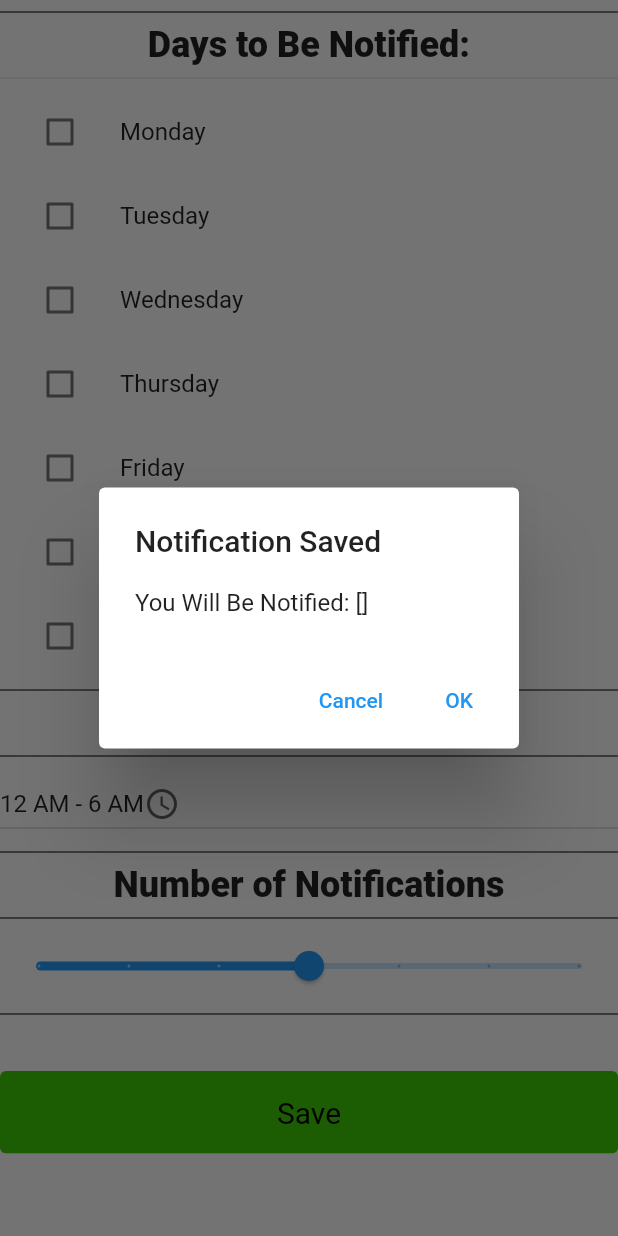
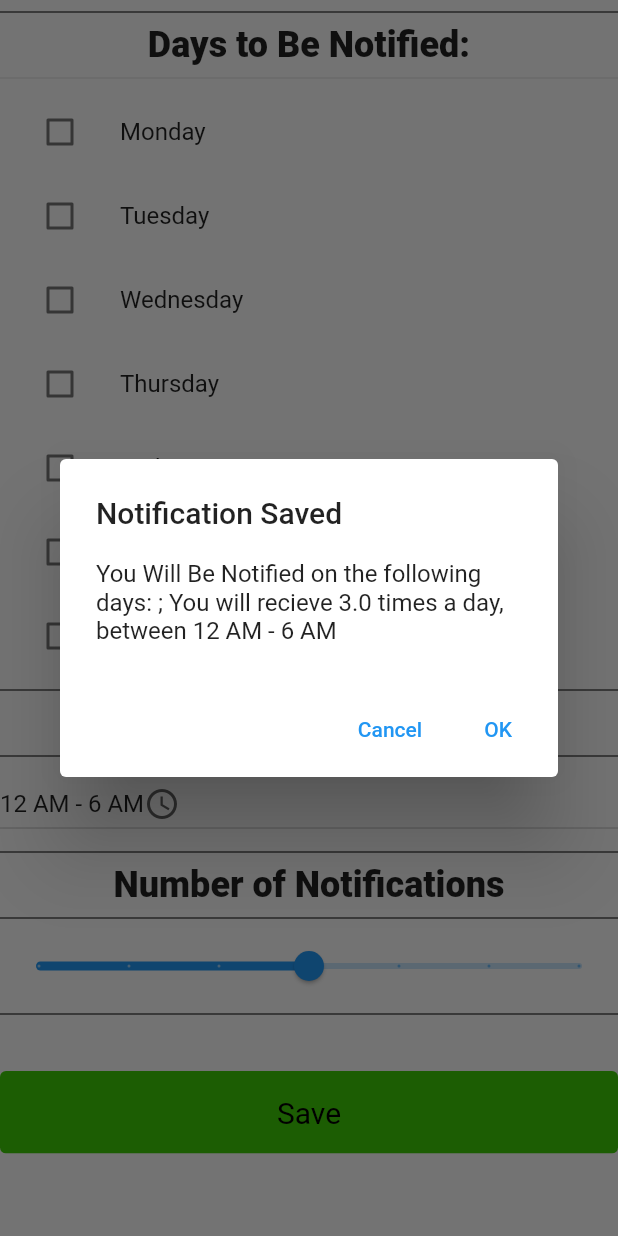
Before and after one commit to WSU-4110/Quotidiant-App, a Flutter app: the Notifications widget shown alone on an empty page, opened directly, after a tap on "Save", on a phone screen of 412 x 824 dp. Run offline on Flutter 3.47's test engine with Material 2 defaults, Android fonts, the phone set to English and light mode, and no system bars; our stand-ins replace bloc, cloud_firestore, equatable, firebase_auth, firebase_core, flutter_bloc and 1 more; missing offline and left inert: flow_builder; accounts and stored records are empty; network calls fail.

Commit message:
added proper descriptions to pop up menu

```diff
--- a/quotidiant_app/lib/screens/notifications/notifications.dart
+++ b/quotidiant_app/lib/screens/notifications/notifications.dart
@@ -50,6 +50,14 @@ class _StatefulWidgetsExampleState extends State<Notifications> {
                         setState(() {
                           _checkBoxVal1 = value!;
                         });
+                        if (_checkBoxVal1) {
+                          days.add('Monday ');
+                        }
+                        if (!_checkBoxVal1) {
+                          days.removeWhere((str) {
+                            return str == "Monday ";
+                          });
+                        }
                       },
                     ),
                     title: const Text("Monday"),
@@ -71,6 +79,14 @@ class _StatefulWidgetsExampleState extends State<Notifications> {
                         setState(() {
                           _checkBoxVal2 = value!;
                         });
+                        if (_checkBoxVal2) {
+                          days.add('Tuesday ');
+                        }
+                        if (!_checkBoxVal2) {
+                          days.removeWhere((str) {
+                            return str == "Tuesday ";
+                          });
+                        }
                       },
                     ),
                     title: const Text("Tuesday"),
@@ -92,6 +108,14 @@ class _StatefulWidgetsExampleState extends State<Notifications> {
                         setState(() {
                           _checkBoxVal3 = value!;
                         });
+                        if (_checkBoxVal3) {
+                          days.add('Wednesday ');
+                        }
+                        if (!_checkBoxVal3) {
+                          days.removeWhere((str) {
+                            return str == "Wednesday ";
+                          });
+                        }
                       },
                     ),
                     title: const Text("Wednesday"),
@@ -113,6 +137,14 @@ class _StatefulWidgetsExampleState extends State<Notifications> {
                         setState(() {
                           _checkBoxVal4 = value!;
                         });
+                        if (_checkBoxVal4) {
+                          days.add('Thursday ');
+                        }
+                        if (!_checkBoxVal4) {
+                          days.removeWhere((str) {
+                            return str == "Thursday ";
+                          });
+                        }
                       },
                     ),
                     title: const Text("Thursday"),
@@ -134,6 +166,14 @@ class _StatefulWidgetsExampleState extends State<Notifications> {
                         setState(() {
                           _checkBoxVal5 = value!;
                         });
+                        if (_checkBoxVal5) {
+                          days.add('Friday');
+                        }
+                        if (!_checkBoxVal5) {
+                          days.removeWhere((str) {
+                            return str == "Friday ";
+                          });
+                        }
                       },
                     ),
                     title: const Text("Friday"),
@@ -155,6 +195,14 @@ class _StatefulWidgetsExampleState extends State<Notifications> {
                         setState(() {
                           _checkBoxVal6 = value!;
                         });
+                        if (_checkBoxVal6) {
+                          days.add('Saturday ');
+                        }
+                        if (!_checkBoxVal1) {
+                          days.removeWhere((str) {
+                            return str == "Saturday ";
+                          });
+                        }
                       },
                     ),
                     title: const Text("Saturday"),
@@ -176,6 +224,14 @@ class _StatefulWidgetsExampleState extends State<Notifications> {
                         setState(() {
                           _checkBoxVal7 = value!;
                         });
+                        if (_checkBoxVal7) {
+                          days.add('Sunday ');
+                        }
+                        if (!_checkBoxVal7) {
+                          days.removeWhere((str) {
+                            return str == "Sunday ";
+                          });
+                        }
                       },
                     ),
                     title: const Text("Sunday"),
@@ -268,7 +324,8 @@ class _StatefulWidgetsExampleState extends State<Notifications> {
                     context: context,
                     builder: (BuildContext context) => AlertDialog(
                       title: const Text('Notification Saved'),
-                      content: Text('You Will Be Notified: $days'),
+                      content: Text(
+                          'You Will Be Notified on the following days: ${days.join(',')}; You will recieve $_slider2Val times a day, between $dropdownValue'),
                       actions: <Widget>[
                         TextButton(
                           onPressed: () => Navigator.pop(context, 'Cancel'),
```
